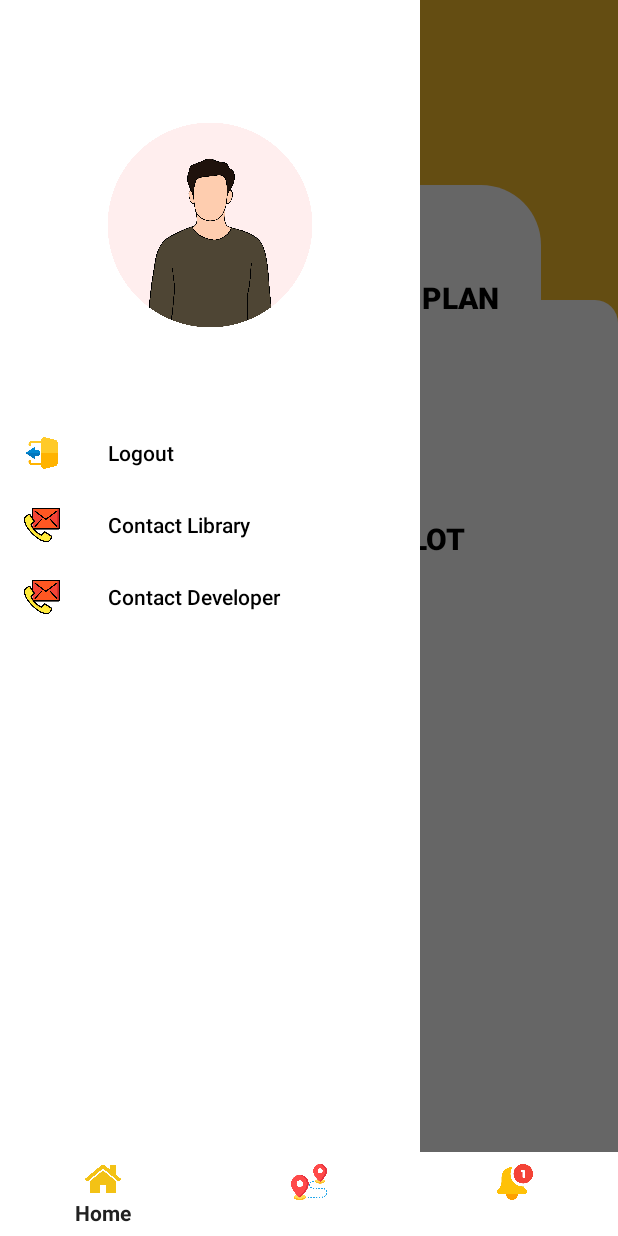
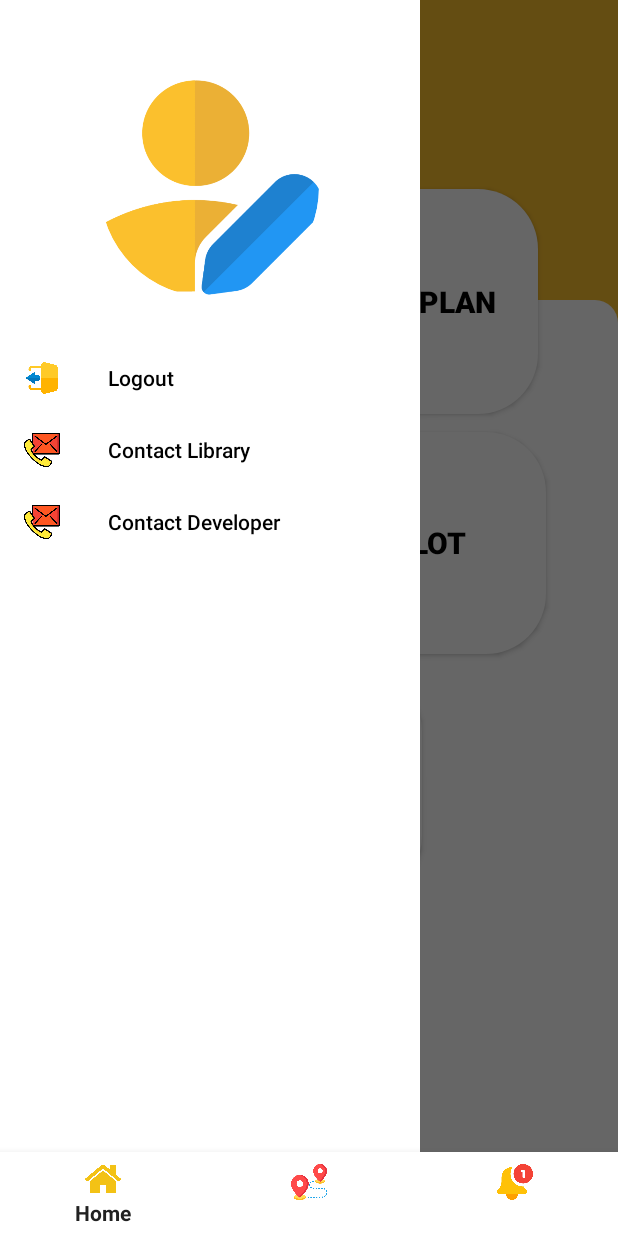
Before and after one commit to AmulPandey/Library_Bee, an Android app: the screen it shows after launch once a user with an empty profile is signed in (MainActivity), with the side drawer open, on a phone screen of 412 x 824 dp. Run offline under Robolectric (Android 15) with nearby library versions, the phone set to English and light mode, and no system bars; our stand-ins replace CircleImageView, Firebase (no records; nobody signed in at launch, a user with empty details on screens opened directly), navigation-ui; 4 statements that could not run were skipped.

Commit message:
Initial commit

```diff
--- a/app/build.gradle
+++ b/app/build.gradle
@@ -55,6 +55,7 @@ dependencies {
     implementation 'androidx.recyclerview:recyclerview:1.3.2'
     implementation 'androidx.navigation:navigation-fragment:2.7.7'
     implementation 'androidx.navigation:navigation-ui:2.7.7'
+    implementation 'com.google.firebase:firebase-config:22.0.0'
     androidTestImplementation 'junit:junit:4.12'
     annotationProcessor 'com.github.bumptech.glide:compiler:4.12.0'
     implementation 'de.hdodenhof:circleimageview:3.1.0'
--- a/app/src/main/java/com/example/LibraryBee/Admin_Pannel/UserAdapter.java
+++ b/app/src/main/java/com/example/LibraryBee/Admin_Pannel/UserAdapter.java
@@ -16,6 +16,7 @@ import androidx.recyclerview.widget.RecyclerView;
 
 import com.example.LibraryBee.R;
 import com.example.LibraryBee.Seat;
+import com.example.LibraryBee.User;
 import com.google.android.gms.tasks.OnCompleteListener;
 import com.google.android.gms.tasks.Task;
 import com.google.firebase.database.DataSnapshot;
--- a/app/src/main/java/com/example/LibraryBee/Admin_Pannel/UserListActivity.java
+++ b/app/src/main/java/com/example/LibraryBee/Admin_Pannel/UserListActivity.java
@@ -11,6 +11,7 @@ import android.widget.ProgressBar;
 import android.widget.TextView;
 
 import com.example.LibraryBee.R;
+import com.example.LibraryBee.User;
 import com.google.firebase.database.*;
 import java.util.ArrayList;
 import java.util.List;
--- a/app/src/main/java/com/example/LibraryBee/Auth/Signup.java
+++ b/app/src/main/java/com/example/LibraryBee/Auth/Signup.java
@@ -4,8 +4,6 @@ import android.app.ProgressDialog;
 import android.content.Context;
 import android.content.Intent;
 import android.os.Bundle;
-import android.provider.Settings;
-import android.telephony.TelephonyManager;
 import android.text.TextUtils;
 import android.util.Log;
 import android.widget.Button;
@@ -19,20 +17,18 @@ import androidx.appcompat.app.AppCompatActivity;
 
 import com.example.LibraryBee.MainActivity;
 import com.example.LibraryBee.R;
-import com.example.LibraryBee.Admin_Pannel.User;
+import com.example.LibraryBee.User;
 import com.google.firebase.auth.FirebaseAuth;
 import com.google.firebase.database.DataSnapshot;
 import com.google.firebase.database.DatabaseError;
 import com.google.firebase.database.DatabaseReference;
 import com.google.firebase.database.FirebaseDatabase;
 import com.google.firebase.database.ValueEventListener;
-import com.google.firebase.iid.FirebaseInstanceId;
 import com.google.firebase.messaging.FirebaseMessaging;
 
 import java.text.SimpleDateFormat;
 import java.util.Date;
 import java.util.Locale;
-import java.util.UUID;
 
 public class Signup extends AppCompatActivity {
 
--- a/app/src/main/java/com/example/LibraryBee/Admin_Pannel/User.java
+++ b/app/src/main/java/com/example/LibraryBee/User.java
@@ -1,4 +1,4 @@
-package com.example.LibraryBee.Admin_Pannel;
+package com.example.LibraryBee;
 
 import java.text.SimpleDateFormat;
 import java.util.Date;
--- a/app/src/main/res/layout/activity_full_screen_image.xml
+++ b/app/src/main/res/layout/activity_full_screen_image.xml
@@ -4,6 +4,7 @@
     xmlns:tools="http://schemas.android.com/tools"
     android:layout_width="match_parent"
     android:layout_height="match_parent"
+    android:background="@color/white"
     tools:context=".FullScreenImageActivity">
 
     <ImageView
@@ -24,7 +25,7 @@
         android:layout_width="200dp"
         android:layout_height="50dp"
         android:background="@drawable/custom_btn"
-        android:text="Change Your Profile"
+        android:text="Change Profile"
         android:textColor="@color/black"
         android:textStyle="bold"
         app:layout_constraintBottom_toBottomOf="parent"
@@ -41,7 +42,7 @@
         android:layout_marginTop="13dp"
         android:layout_marginBottom="48dp"
         android:background="@drawable/custom_btn"
-        android:text="Remove Your Profile"
+        android:text="Remove Profile"
         android:textColor="@color/black"
         android:textStyle="bold"
         app:layout_constraintBottom_toBottomOf="parent"
--- a/app/src/main/res/layout/activity_signup.xml
+++ b/app/src/main/res/layout/activity_signup.xml
@@ -112,8 +112,7 @@
                 android:layout_height="wrap_content"
                 android:layout_weight="1"
                 android:gravity="center"
-                android:hint="Enter Gender"
-                android:layout_marginStart="4dp"
+                android:hint="Your Gender"
                 android:minHeight="48dp"
                 android:textColor="@color/white"
                 android:textColorHint="@color/white"
@@ -141,7 +140,6 @@
                 android:id="@+id/opt2"
                 android:layout_width="wrap_content"
                 android:layout_height="wrap_content"
-                android:layout_marginLeft="20dp"
                 android:minHeight="48dp"
                 android:text="Female"
                 android:textColor="@color/white"
--- a/app/src/main/res/layout/activity_user_list.xml
+++ b/app/src/main/res/layout/activity_user_list.xml
@@ -14,7 +14,7 @@
         android:layout_width="match_parent"
         android:layout_height="wrap_content"
         android:layout_marginTop="10dp"
-        android:background="#2A090909"
+        android:background="#8F8A8A"
         android:paddingLeft="10dp"
         android:paddingRight="10dp"
         />
--- a/app/src/main/res/layout/fragment_home.xml
+++ b/app/src/main/res/layout/fragment_home.xml
@@ -11,8 +11,6 @@
     tools:context=".User_Pannel.home">
 
     <ScrollView
-        xmlns:android="http://schemas.android.com/apk/res/android"
-        xmlns:app="http://schemas.android.com/apk/res-auto"
         android:layout_width="match_parent"
         android:layout_height="match_parent"
         android:fillViewport="true">
@@ -61,15 +59,13 @@
             android:id="@+id/gridLayout"
             android:layout_width="wrap_content"
             android:layout_height="wrap_content"
-            android:layout_marginTop="14dp"
             android:columnCount="2"
             android:rowCount="3"
             app:layout_constraintBottom_toBottomOf="parent"
             app:layout_constraintEnd_toEndOf="parent"
-            app:layout_constraintHorizontal_bias="0.494"
             app:layout_constraintStart_toStartOf="parent"
             app:layout_constraintTop_toBottomOf="@+id/linearLayout"
-            app:layout_constraintVertical_bias="0.078"
+            app:layout_constraintVertical_bias="0.120000005"
             tools:ignore="ExtraText">
 
             <Button
@@ -116,8 +112,8 @@
 
             <Button
                 android:id="@+id/btn4"
-                android:layout_width="150dp"
-                android:layout_height="150dp"
+                android:layout_width="155dp"
+                android:layout_height="148dp"
                 android:layout_row="1"
                 android:layout_column="1"
                 android:layout_margin="5dp"
@@ -134,7 +130,6 @@
         </GridLayout>
 
 
-
         <Button
             android:id="@+id/btn5"
             android:layout_width="150dp"
@@ -142,16 +137,15 @@
             android:layout_row="2"
             android:layout_column="1"
             android:layout_margin="5dp"
-            android:layout_marginTop="141dp"
             android:background="@drawable/custom_btn"
             android:contentDescription="btn"
-            android:text="book\nRecomend"
+            android:text="Book  Buzz"
             android:textColor="@color/black"
             android:textSize="20sp"
             android:textStyle="bold"
+            android:src="@drawable/pngcolor"
             app:layout_constraintBottom_toBottomOf="parent"
             app:layout_constraintEnd_toEndOf="parent"
-            app:layout_constraintHorizontal_bias="0.498"
             app:layout_constraintStart_toStartOf="parent"
             app:layout_constraintTop_toBottomOf="@+id/gridLayout"
             app:layout_constraintVertical_bias="0.0" />
--- a/app/src/main/res/layout/nav_header.xml
+++ b/app/src/main/res/layout/nav_header.xml
@@ -18,9 +18,9 @@
     <de.hdodenhof.circleimageview.CircleImageView
         xmlns:app="http://schemas.android.com/apk/res-auto"
         android:id="@+id/imageViewProfile"
-        android:layout_width="200dp"
-        android:layout_height="200dp"
-        android:src="@drawable/profile"
+        android:layout_width="150dp"
+        android:layout_height="150dp"
+        android:src="@drawable/userprofile"
         app:civ_border_width="2dp"
         app:civ_border_color="#FFFFFF"
         android:layout_marginTop="50dp"
```
Also changed, not shown: app/src/main/java/com/example/LibraryBee/Admin_Pannel/AdminDashboardActivity.java (+0 -9 lines), app/src/main/java/com/example/LibraryBee/Auth/Login.java (+37 -6 lines), app/src/main/java/com/example/LibraryBee/FullScreenImageActivity.java (+7 -3 lines), app/src/main/java/com/example/LibraryBee/User_Pannel/home.java (+2 -5 lines), app/src/main/res/layout/activity_book_recommend.xml (+10 -8 lines), app/src/main/res/drawable/profile.jpg (deleted), app/src/main/res/drawable/userprofile.png (added), 1 other file.
